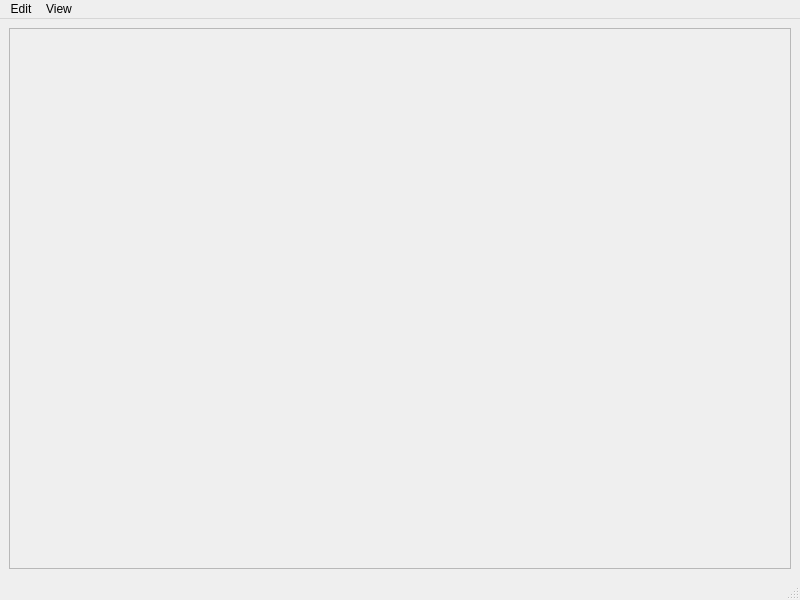
Above: MainWindow.ui from denizkavzak/Interactive-KMeans-QT before the change. Below: the same form after it.
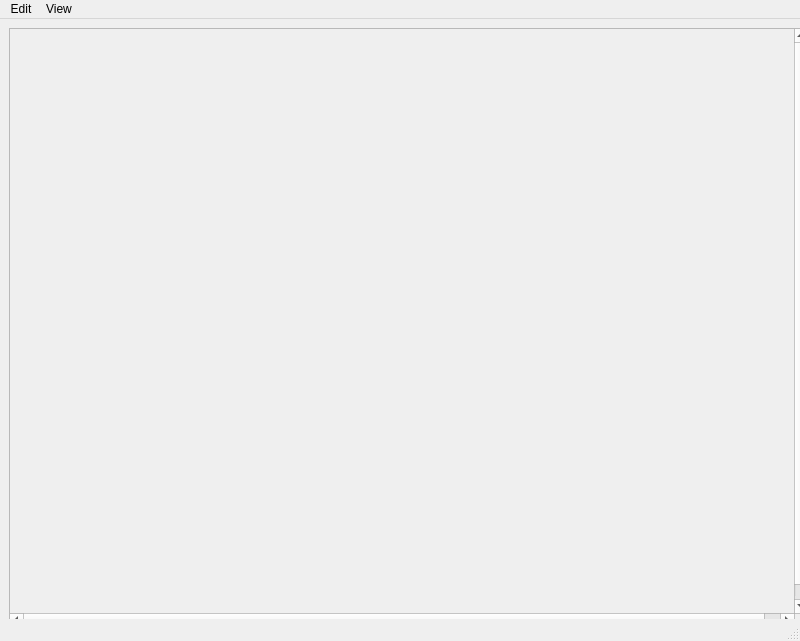
That is the form after the change. Custom widgets are drawn as their Qt base class.

Diff of the .ui file:
```diff
--- a/MainWindow.ui
+++ b/MainWindow.ui
@@ -10,13 +10,43 @@
     <height>600</height>
    </rect>
   </property>
+  <property name="sizePolicy">
+   <sizepolicy hsizetype="Expanding" vsizetype="Expanding">
+    <horstretch>0</horstretch>
+    <verstretch>0</verstretch>
+   </sizepolicy>
+  </property>
   <property name="windowTitle">
    <string>MainWindow</string>
   </property>
   <widget class="QWidget" name="centralwidget">
+   <property name="sizePolicy">
+    <sizepolicy hsizetype="Expanding" vsizetype="Expanding">
+     <horstretch>0</horstretch>
+     <verstretch>0</verstretch>
+    </sizepolicy>
+   </property>
+   <property name="minimumSize">
+    <size>
+     <width>800</width>
+     <height>600</height>
+    </size>
+   </property>
    <layout class="QHBoxLayout" name="horizontalLayout">
     <item>
      <widget class="QScrollArea" name="scrollArea">
+      <property name="sizePolicy">
+       <sizepolicy hsizetype="Expanding" vsizetype="Expanding">
+        <horstretch>0</horstretch>
+        <verstretch>0</verstretch>
+       </sizepolicy>
+      </property>
+      <property name="minimumSize">
+       <size>
+        <width>800</width>
+        <height>600</height>
+       </size>
+      </property>
       <property name="widgetResizable">
        <bool>true</bool>
       </property>
@@ -25,8 +55,8 @@
         <rect>
          <x>0</x>
          <y>0</y>
-         <width>780</width>
-         <height>537</height>
+         <width>800</width>
+         <height>600</height>
         </rect>
        </property>
        <property name="sizePolicy">
@@ -35,6 +65,12 @@
          <verstretch>0</verstretch>
         </sizepolicy>
        </property>
+       <property name="minimumSize">
+        <size>
+         <width>800</width>
+         <height>600</height>
+        </size>
+       </property>
        <layout class="QVBoxLayout" name="verticalLayout"/>
       </widget>
      </widget>
```
